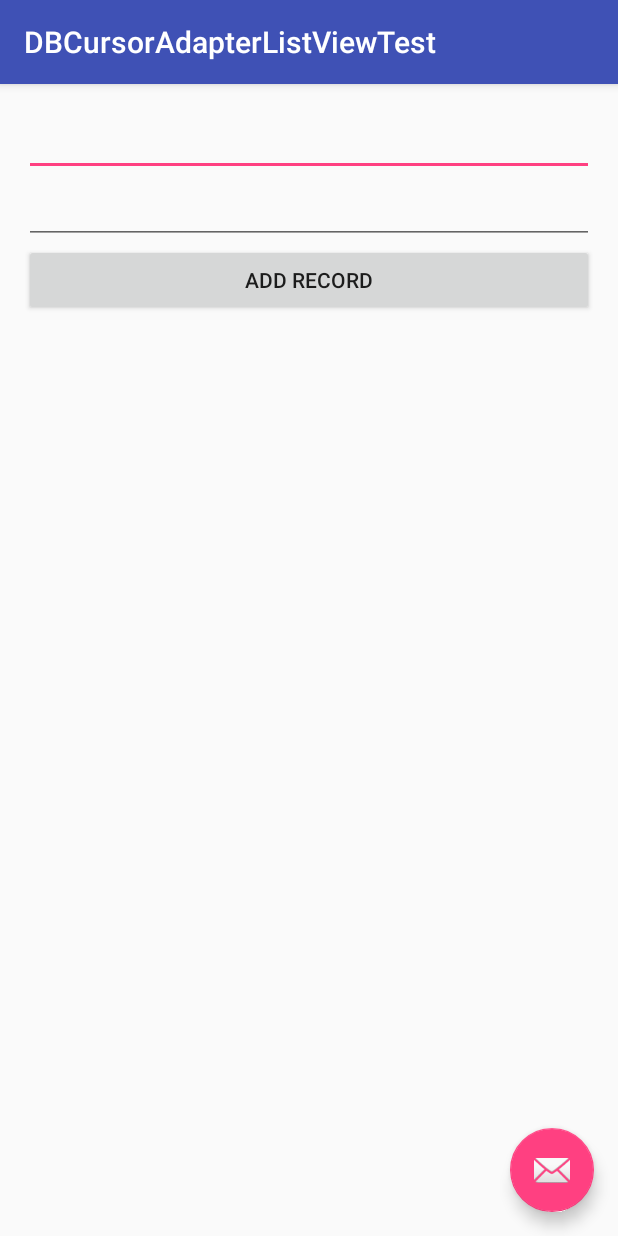
After one commit to Ingener74/Dead-Microphone, an Android app: the DBCursorAdapterListViewTest screen opened directly, with no data from a screen before it, on a phone screen of 412 x 824 dp. The commit adds this screen. Run offline under Robolectric (Android 15) with nearby library versions, the phone set to English and light mode, and no system bars.

Commit message:
добавил ещё одну активити для кастомного курсор адаптера и реализовал список с картинками аватарками и статусом

```diff
--- a/app/src/main/AndroidManifest.xml
+++ b/app/src/main/AndroidManifest.xml
@@ -22,6 +22,10 @@
         <activity
             android:name=".DataBaseListViewTest"
             android:label="@string/title_activity_data_base_list_view_test"
+            android:theme="@style/AppTheme.NoActionBar" />
+        <activity
+            android:name=".DBCursorAdapterListViewTest"
+            android:label="@string/title_activity_dbcursor_adapter_list_view_test"
             android:theme="@style/AppTheme.NoActionBar"></activity>
     </application>
 
--- /dev/null
+++ b/app/src/main/java/ru/venusgames/deadmicrophone/DBCursorAdapterListViewTest.java
@@ -0,0 +1,120 @@
+package ru.venusgames.deadmicrophone;
+
+import android.content.Context;
+import android.database.Cursor;
+import android.os.Bundle;
+import android.support.design.widget.FloatingActionButton;
+import android.support.design.widget.Snackbar;
+import android.support.v4.app.LoaderManager;
+import android.support.v4.content.CursorLoader;
+import android.support.v4.content.Loader;
+import android.support.v7.app.AppCompatActivity;
+import android.support.v7.widget.Toolbar;
+import android.view.LayoutInflater;
+import android.view.View;
+import android.view.ViewGroup;
+import android.widget.Button;
+import android.widget.CursorAdapter;
+import android.widget.EditText;
+import android.widget.ImageView;
+import android.widget.ListView;
+import android.widget.TextView;
+
+public class DBCursorAdapterListViewTest extends AppCompatActivity implements LoaderManager.LoaderCallbacks<Cursor> {
+
+    public static final int LOADER_ID = 0;
+    private CursorAdapter cursorAdapter;
+    private DB database;
+
+    @Override
+    protected void onCreate(Bundle savedInstanceState) {
+        super.onCreate(savedInstanceState);
+        setContentView(R.layout.activity_dbcursor_adapter_list_view_test);
+        Toolbar toolbar = (Toolbar) findViewById(R.id.toolbar);
+        setSupportActionBar(toolbar);
+
+        FloatingActionButton fab = (FloatingActionButton) findViewById(R.id.fab);
+        fab.setOnClickListener(new View.OnClickListener() {
+            @Override
+            public void onClick(View view) {
+                Snackbar.make(view, "Replace with your own action", Snackbar.LENGTH_LONG)
+                        .setAction("Action", new View.OnClickListener() {
+                            @Override
+                            public void onClick(View v) {
+                                database.clearMessages();
+                                getSupportLoaderManager().getLoader(LOADER_ID).forceLoad();
+                            }
+                        }).show();
+            }
+        });
+
+        Button addRecord = (Button) findViewById(R.id.add_record_button);
+        addRecord.setOnClickListener(new View.OnClickListener() {
+            @Override
+            public void onClick(View v) {
+                EditText name = (EditText) findViewById(R.id.name_edit_text);
+                EditText message = (EditText) findViewById(R.id.message_edit_text);
+                database.addContact(new Contact(name.getText().toString(), message.getText().toString()));
+                name.setText("");
+                message.setText("");
+                getSupportLoaderManager().getLoader(LOADER_ID).forceLoad();
+            }
+        });
+
+        database = new DB(this, 2);
+
+        ListView recordsListView = (ListView) findViewById(R.id.records_list_view);
+        cursorAdapter = new CursorAdapter(this, null, false) {
+            @Override
+            public View newView(Context context, Cursor cursor, ViewGroup parent) {
+                LayoutInflater layoutInflater = (LayoutInflater) context.getSystemService(LAYOUT_INFLATER_SERVICE);
+                View view = layoutInflater.inflate(R.layout.contact_item, parent, false);
+                return view;
+            }
+
+            @Override
+            public void bindView(View view, Context context, Cursor cursor) {
+                ((TextView) view.findViewById(R.id.contact_name)).setText(cursor.getString(cursor.getColumnIndex(DB.COLUMN_NAME)));
+                ((TextView) view.findViewById(R.id.message)).setText(cursor.getString(cursor.getColumnIndex(DB.COLUMN_MESSAGE)));
+                ((ImageView) view.findViewById(R.id.contact_avatar)).setImageResource(R.drawable.contact);
+                ((ImageView)view.findViewById(R.id.contact_status)).setImageResource(R.drawable.online_status);
+            }
+        };
+        recordsListView.setAdapter(cursorAdapter);
+
+        getSupportLoaderManager().initLoader(LOADER_ID, null, this);
+    }
+
+    @Override
+    public Loader<Cursor> onCreateLoader(int id, Bundle args) {
+        if (id == LOADER_ID) {
+            return new MyDbCursorLoader(this, database);
+        }
+        return null;
+    }
+
+    @Override
+    public void onLoadFinished(Loader<Cursor> loader, Cursor data) {
+        cursorAdapter.swapCursor(data);
+    }
+
+    @Override
+    public void onLoaderReset(Loader<Cursor> loader) {
+    }
+
+    //
+    static class MyDbCursorLoader extends CursorLoader {
+
+        private DB db;
+
+        public MyDbCursorLoader(Context context, DB db) {
+            super(context);
+            this.db = db;
+        }
+
+        @Override
+        public Cursor loadInBackground() {
+            return db.getAllData();
+        }
+    }
+}
--- a/app/src/main/java/ru/venusgames/deadmicrophone/DataBaseListViewTest.java
+++ b/app/src/main/java/ru/venusgames/deadmicrophone/DataBaseListViewTest.java
@@ -1,9 +1,6 @@
 package ru.venusgames.deadmicrophone;
 
-import android.app.LoaderManager;
 import android.content.Context;
-import android.content.CursorLoader;
-import android.content.Loader;
 import android.database.Cursor;
 import android.os.Bundle;
 import android.support.design.widget.FloatingActionButton;
--- /dev/null
+++ b/app/src/main/res/layout/activity_dbcursor_adapter_list_view_test.xml
@@ -0,0 +1,34 @@
+<?xml version="1.0" encoding="utf-8"?>
+<android.support.design.widget.CoordinatorLayout xmlns:android="http://schemas.android.com/apk/res/android"
+    xmlns:app="http://schemas.android.com/apk/res-auto"
+    xmlns:tools="http://schemas.android.com/tools"
+    android:layout_width="match_parent"
+    android:layout_height="match_parent"
+    android:fitsSystemWindows="true"
+    tools:context="ru.venusgames.deadmicrophone.DBCursorAdapterListViewTest">
+
+    <android.support.design.widget.AppBarLayout
+        android:layout_width="match_parent"
+        android:layout_height="wrap_content"
+        android:theme="@style/AppTheme.AppBarOverlay">
+
+        <android.support.v7.widget.Toolbar
+            android:id="@+id/toolbar"
+            android:layout_width="match_parent"
+            android:layout_height="?attr/actionBarSize"
+            android:background="?attr/colorPrimary"
+            app:popupTheme="@style/AppTheme.PopupOverlay" />
+
+    </android.support.design.widget.AppBarLayout>
+
+    <include layout="@layout/content_dbcursor_adapter_list_view_test" />
+
+    <android.support.design.widget.FloatingActionButton
+        android:id="@+id/fab"
+        android:layout_width="wrap_content"
+        android:layout_height="wrap_content"
+        android:layout_gravity="bottom|end"
+        android:layout_margin="@dimen/fab_margin"
+        android:src="@android:drawable/ic_dialog_email" />
+
+</android.support.design.widget.CoordinatorLayout>
--- a/app/src/main/res/layout/contact_item.xml
+++ b/app/src/main/res/layout/contact_item.xml
@@ -15,7 +15,6 @@
             android:layout_width="48dp"
             android:layout_height="48dp"
             android:layout_margin="4dp"
-            android:background="#aaaaaa"
             android:layout_column="0"
             android:layout_columnSpan="10"
             android:layout_row="0"
@@ -30,7 +29,6 @@
             android:layout_width="16dp"
             android:layout_height="16dp"
             android:layout_margin="8dp"
-            android:background="#00ff33"
             android:layout_column="8"
             android:layout_columnSpan="2"
             android:layout_row="8"
--- /dev/null
+++ b/app/src/main/res/layout/content_dbcursor_adapter_list_view_test.xml
@@ -0,0 +1,37 @@
+<?xml version="1.0" encoding="utf-8"?>
+<LinearLayout xmlns:android="http://schemas.android.com/apk/res/android"
+    xmlns:app="http://schemas.android.com/apk/res-auto"
+    xmlns:tools="http://schemas.android.com/tools"
+    android:layout_width="match_parent"
+    android:layout_height="match_parent"
+    android:orientation="vertical"
+    android:paddingBottom="@dimen/activity_vertical_margin"
+    android:paddingLeft="@dimen/activity_horizontal_margin"
+    android:paddingRight="@dimen/activity_horizontal_margin"
+    android:paddingTop="@dimen/activity_vertical_margin"
+    app:layout_behavior="@string/appbar_scrolling_view_behavior"
+    tools:context="ru.venusgames.deadmicrophone.DBCursorAdapterListViewTest"
+    tools:showIn="@layout/activity_dbcursor_adapter_list_view_test">
+
+    <EditText
+        android:id="@+id/name_edit_text"
+        android:layout_width="match_parent"
+        android:layout_height="wrap_content" />
+
+    <EditText
+        android:id="@+id/message_edit_text"
+        android:layout_width="match_parent"
+        android:layout_height="wrap_content" />
+
+    <Button
+        android:id="@+id/add_record_button"
+        android:layout_width="match_parent"
+        android:layout_height="wrap_content"
+        android:text="add record" />
+
+    <ListView
+        android:id="@+id/records_list_view"
+        android:layout_width="match_parent"
+        android:layout_height="match_parent"></ListView>
+
+</LinearLayout>
--- a/app/src/main/res/values/strings.xml
+++ b/app/src/main/res/values/strings.xml
@@ -1,4 +1,6 @@
 <resources>
     <string name="app_name">Dead Microphone</string>
     <string name="title_activity_data_base_list_view_test">DataBaseListViewTest</string>
+    <string name="title_activity_dbcursor_adapter_list_view_test">DBCursorAdapterListViewTest
+    </string>
 </resources>
```
Also changed, not shown: app/src/main/java/ru/venusgames/deadmicrophone/MainActivity.java (+7 -0 lines), app/src/main/res/layout/activity_main.xml (+9 -0 lines), app/src/main/res/drawable/online_status.png (added).
